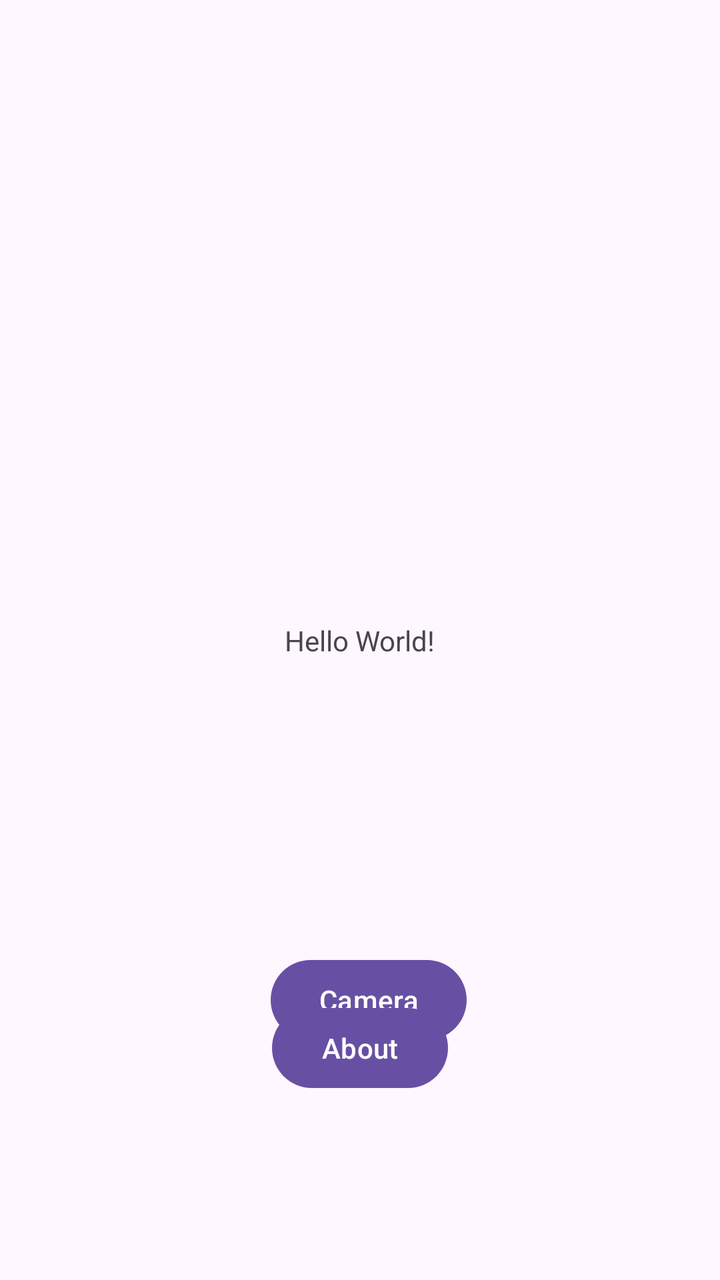
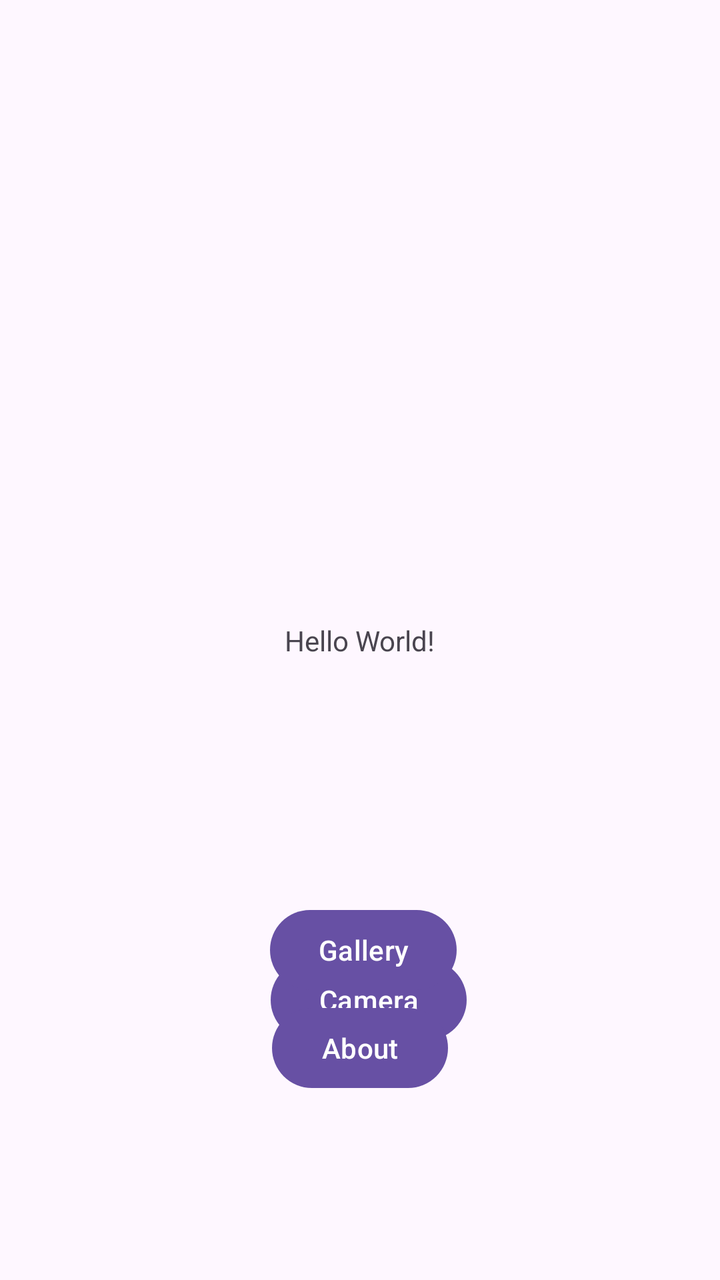

Two renders of the same Android screen: before a commit and after it. Below are the layout's source before the change and the commit's diff.
<!-- AndroidManifest.xml: application theme Theme.WhosThatCritter -->
<!-- res/layout/activity_main.xml -->
<?xml version="1.0" encoding="utf-8"?>
<androidx.constraintlayout.widget.ConstraintLayout xmlns:android="http://schemas.android.com/apk/res/android"
    xmlns:app="http://schemas.android.com/apk/res-auto"
    xmlns:tools="http://schemas.android.com/tools"
    android:id="@+id/main"
    android:layout_width="match_parent"
    android:layout_height="match_parent"
    tools:context=".MainActivity">

    <TextView
        android:layout_width="wrap_content"
        android:layout_height="wrap_content"
        android:text="Hello World!"
        app:layout_constraintBottom_toBottomOf="parent"
        app:layout_constraintEnd_toEndOf="parent"
        app:layout_constraintStart_toStartOf="parent"
        app:layout_constraintTop_toTopOf="parent" />

    <Button
        android:id="@+id/button"
        android:layout_width="wrap_content"
        android:layout_height="wrap_content"
        android:layout_marginTop="476dp"
        android:onClick="openCamera"
        android:text="Camera"
        app:layout_constraintEnd_toEndOf="parent"
        app:layout_constraintHorizontal_bias="0.517"
        app:layout_constraintStart_toStartOf="parent"
        app:layout_constraintTop_toTopOf="parent" />

    <Button
        android:id="@+id/buttonAbout"
        android:layout_width="wrap_content"
        android:layout_height="wrap_content"
        android:layout_marginBottom="92dp"
        android:onClick="openAbout"
        android:text="About"
        app:layout_constraintBottom_toBottomOf="parent"
        app:layout_constraintEnd_toEndOf="parent"
        app:layout_constraintStart_toStartOf="parent" />

</androidx.constraintlayout.widget.ConstraintLayout>
<!-- resources referenced by this layout -->
<resources>
  <style name="Theme.WhosThatCritter" parent="Base.Theme.WhosThatCritter" />
  <style name="Base.Theme.WhosThatCritter" parent="Theme.Material3.DayNight.NoActionBar">
          
          
      </style>
</resources>

<!-- the commit's change to res/layout/activity_main.xml (unified diff, before → after) -->
@@ -39,4 +39,17 @@
         app:layout_constraintEnd_toEndOf="parent"
         app:layout_constraintStart_toStartOf="parent" />
 
+    <Button
+        android:id="@+id/btnGallery"
+        android:layout_width="wrap_content"
+        android:layout_height="wrap_content"
+        android:layout_marginStart="161dp"
+        android:layout_marginEnd="158dp"
+        android:layout_marginBottom="1dp"
+        android:onClick="openGallery"
+        android:text="Gallery"
+        app:layout_constraintBottom_toTopOf="@+id/buttonAbout"
+        app:layout_constraintEnd_toEndOf="parent"
+        app:layout_constraintStart_toStartOf="parent" />
+
 </androidx.constraintlayout.widget.ConstraintLayout>
